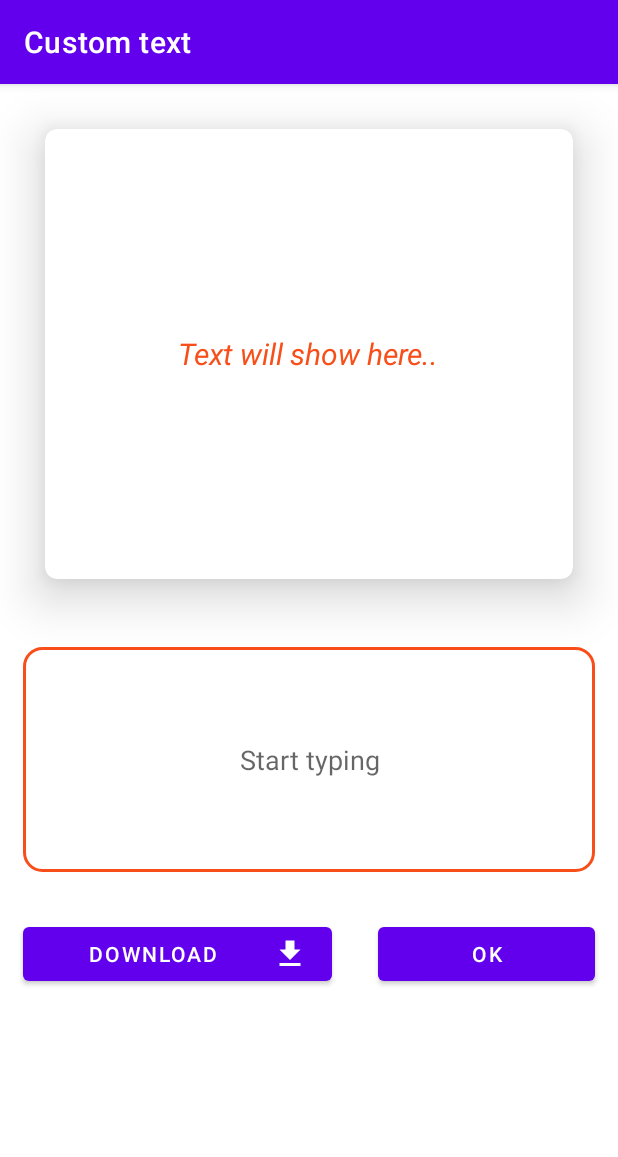
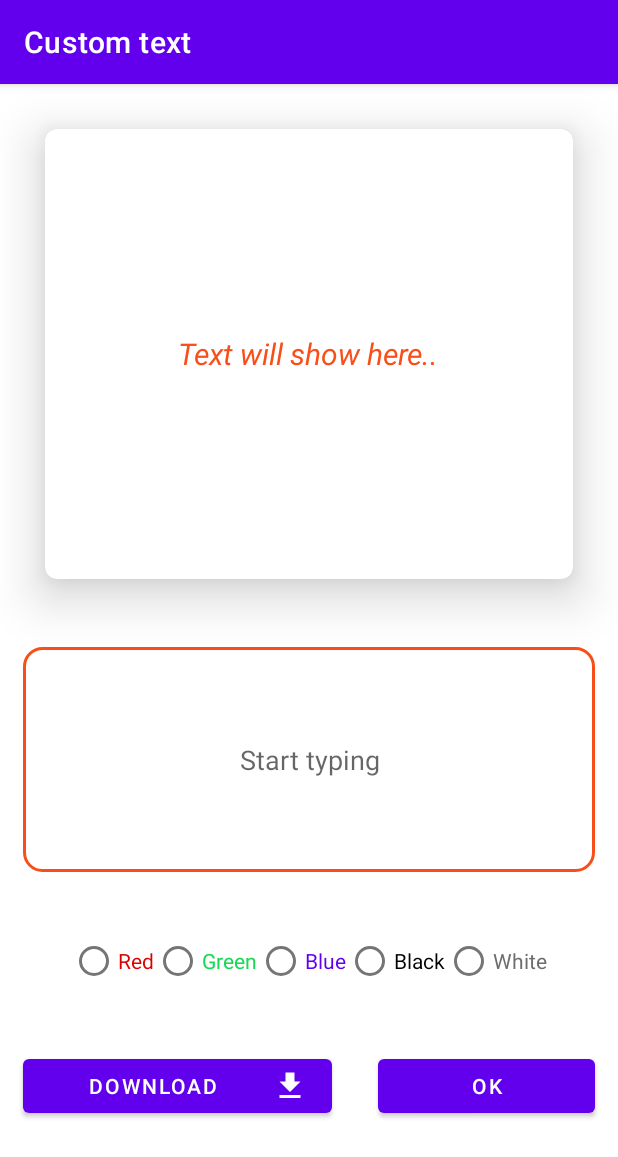
Before and after one commit to Syed-Bipul-Rahman/NoteVerse, an Android app: the MakeCustomQuotes screen opened directly, with no data from a screen before it, on a phone screen of 412 x 824 dp. Shown: the top 1157 px of the screen. Run offline under Robolectric (Android 15) with nearby library versions, the phone set to English and light mode, and no system bars.

Commit message:
[UPDATE]: radio button ad for change color

```diff
--- a/app/src/main/java/com/classwork/onlinenotebook/views/MakeCustomQuotes.java
+++ b/app/src/main/java/com/classwork/onlinenotebook/views/MakeCustomQuotes.java
@@ -29,6 +29,8 @@ public class MakeCustomQuotes extends AppCompatActivity {
 
             binding.usertextm.setText(userText);
             //  Toast.makeText(this, userText, Toast.LENGTH_SHORT).show();
+
+
         });
 
 
--- a/app/src/main/res/layout/activity_make_custom_quotes.xml
+++ b/app/src/main/res/layout/activity_make_custom_quotes.xml
@@ -64,6 +64,63 @@
             <LinearLayout
                 android:layout_width="match_parent"
                 android:layout_height="wrap_content"
+                android:orientation="horizontal">
+
+                <RadioGroup
+                    android:id="@+id/rradiogroup"
+                    android:layout_width="match_parent"
+                    android:layout_height="wrap_content"
+                    android:layout_gravity="center"
+                    android:layout_margin="20dp"
+                    android:gravity="center"
+                    android:orientation="horizontal">
+
+                    <RadioButton
+                        android:id="@+id/redradio"
+                        android:layout_width="wrap_content"
+                        android:layout_height="wrap_content"
+                        android:text="Red"
+                        android:textColor="@color/red" />
+
+                    <RadioButton
+                        android:id="@+id/greenradio"
+                        android:layout_width="wrap_content"
+                        android:layout_height="wrap_content"
+                        android:layout_gravity="center"
+                        android:text="Green"
+                        android:textColor="@color/greenlight" />
+
+                    <RadioButton
+                        android:id="@+id/blueradio"
+                        android:layout_width="wrap_content"
+                        android:layout_height="wrap_content"
+                        android:layout_gravity="center"
+                        android:text="Blue"
+                        android:textColor="@color/purple_500" />
+
+                    <RadioButton
+                        android:id="@+id/blackradio"
+                        android:layout_width="wrap_content"
+                        android:layout_height="wrap_content"
+                        android:layout_gravity="center"
+                        android:text="Black"
+                        android:textColor="@color/black" />
+
+                    <RadioButton
+                        android:id="@+id/whiteradio"
+                        android:layout_width="wrap_content"
+                        android:layout_height="wrap_content"
+                        android:layout_gravity="center"
+                        android:text="White"
+                        android:textColor="@color/sharecolor" />
+
+
+                </RadioGroup>
+            </LinearLayout>
+
+            <LinearLayout
+                android:layout_width="match_parent"
+                android:layout_height="wrap_content"
                 android:layout_gravity="center"
                 android:gravity="center"
                 android:orientation="horizontal"
```
